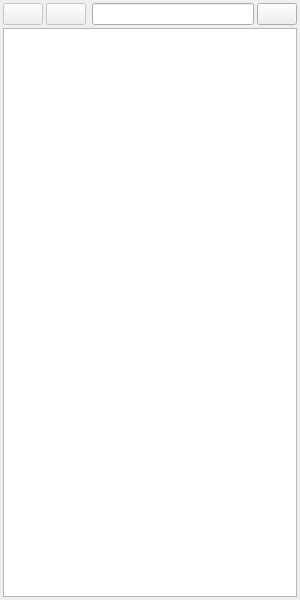
Old version of the form cfileform.ui in the repository LeZheng/Canary-Adb.
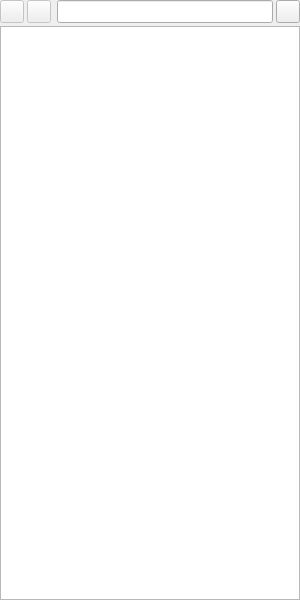
New version of the form.

Commit message: 优化界面

Diff of the .ui file:
```diff
--- a/cfileform.ui
+++ b/cfileform.ui
@@ -33,16 +33,16 @@
   </property>
   <layout class="QGridLayout" name="gridLayout">
    <property name="leftMargin">
-    <number>3</number>
+    <number>0</number>
    </property>
    <property name="topMargin">
-    <number>3</number>
+    <number>0</number>
    </property>
    <property name="rightMargin">
-    <number>3</number>
+    <number>0</number>
    </property>
    <property name="bottomMargin">
-    <number>3</number>
+    <number>0</number>
    </property>
    <property name="spacing">
     <number>3</number>
@@ -139,31 +139,14 @@
      </widget>
     </widget>
    </item>
-   <item row="0" column="4">
-    <widget class="QPushButton" name="browserBtn">
-     <property name="sizePolicy">
-      <sizepolicy hsizetype="Fixed" vsizetype="Fixed">
-       <horstretch>0</horstretch>
-       <verstretch>0</verstretch>
-      </sizepolicy>
-     </property>
-     <property name="text">
-      <string/>
-     </property>
-    </widget>
-   </item>
-   <item row="0" column="0">
-    <widget class="QPushButton" name="prevBtn">
-     <property name="enabled">
-      <bool>false</bool>
-     </property>
-     <property name="text">
-      <string/>
-     </property>
-    </widget>
-   </item>
    <item row="0" column="3">
     <widget class="QLineEdit" name="pathLineEdit">
+     <property name="sizePolicy">
+      <sizepolicy hsizetype="Expanding" vsizetype="Preferred">
+       <horstretch>0</horstretch>
+       <verstretch>0</verstretch>
+      </sizepolicy>
+     </property>
      <property name="maximumSize">
       <size>
        <width>16777215</width>
@@ -173,12 +156,12 @@
     </widget>
    </item>
    <item row="0" column="1">
-    <widget class="QPushButton" name="nextBtn">
+    <widget class="QToolButton" name="nextBtn">
      <property name="enabled">
       <bool>false</bool>
      </property>
      <property name="sizePolicy">
-      <sizepolicy hsizetype="Fixed" vsizetype="Fixed">
+      <sizepolicy hsizetype="Preferred" vsizetype="Preferred">
        <horstretch>0</horstretch>
        <verstretch>0</verstretch>
       </sizepolicy>
@@ -188,6 +171,41 @@
      </property>
     </widget>
    </item>
+   <item row="0" column="0">
+    <widget class="QToolButton" name="prevBtn">
+     <property name="enabled">
+      <bool>false</bool>
+     </property>
+     <property name="sizePolicy">
+      <sizepolicy hsizetype="Preferred" vsizetype="Preferred">
+       <horstretch>0</horstretch>
+       <verstretch>0</verstretch>
+      </sizepolicy>
+     </property>
+     <property name="text">
+      <string/>
+     </property>
+    </widget>
+   </item>
+   <item row="0" column="4">
+    <widget class="QToolButton" name="browserBtn">
+     <property name="sizePolicy">
+      <sizepolicy hsizetype="Preferred" vsizetype="Preferred">
+       <horstretch>0</horstretch>
+       <verstretch>0</verstretch>
+      </sizepolicy>
+     </property>
+     <property name="text">
+      <string/>
+     </property>
+     <property name="iconSize">
+      <size>
+       <width>16</width>
+       <height>16</height>
+      </size>
+     </property>
+    </widget>
+   </item>
   </layout>
  </widget>
  <resources/>
```
The commit also changes 5 other files.
